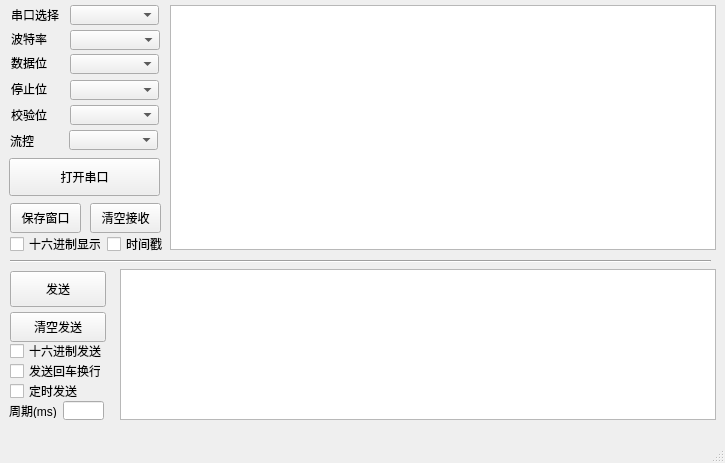
First picture: the form in mainwindow.ui, repository chxj1980/QtSerialPort, before the edit.
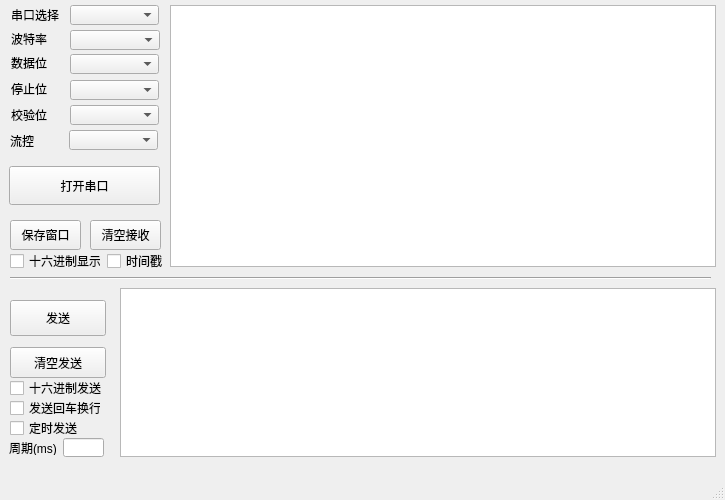
Second picture: the form after the edit.

Commit message: 界面调整。串口提示放置状态栏。

Diff of the .ui file:
```diff
--- a/mainwindow.ui
+++ b/mainwindow.ui
@@ -7,7 +7,7 @@
     <x>0</x>
     <y>0</y>
     <width>725</width>
-    <height>463</height>
+    <height>500</height>
    </rect>
   </property>
   <property name="minimumSize">
@@ -69,9 +69,9 @@
     <property name="geometry">
      <rect>
       <x>9</x>
-      <y>158</y>
+      <y>166</y>
       <width>151</width>
-      <height>38</height>
+      <height>39</height>
      </rect>
     </property>
     <property name="text">
@@ -194,7 +194,7 @@
     <property name="geometry">
      <rect>
       <x>9</x>
-      <y>403</y>
+      <y>440</y>
       <width>48</width>
       <height>15</height>
      </rect>
@@ -210,7 +210,7 @@
     <property name="geometry">
      <rect>
       <x>107</x>
-      <y>236</y>
+      <y>253</y>
       <width>61</width>
       <height>16</height>
      </rect>
@@ -223,7 +223,7 @@
     <property name="geometry">
      <rect>
       <x>63</x>
-      <y>401</y>
+      <y>438</y>
       <width>41</width>
       <height>19</height>
      </rect>
@@ -233,7 +233,7 @@
     <property name="geometry">
      <rect>
       <x>10</x>
-      <y>383</y>
+      <y>420</y>
       <width>81</width>
       <height>16</height>
      </rect>
@@ -249,7 +249,7 @@
     <property name="geometry">
      <rect>
       <x>10</x>
-      <y>236</y>
+      <y>253</y>
       <width>91</width>
       <height>16</height>
      </rect>
@@ -262,7 +262,7 @@
     <property name="geometry">
      <rect>
       <x>10</x>
-      <y>203</y>
+      <y>220</y>
       <width>71</width>
       <height>30</height>
      </rect>
@@ -275,7 +275,7 @@
     <property name="geometry">
      <rect>
       <x>90</x>
-      <y>203</y>
+      <y>220</y>
       <width>71</width>
       <height>30</height>
      </rect>
@@ -288,7 +288,7 @@
     <property name="geometry">
      <rect>
       <x>10</x>
-      <y>271</y>
+      <y>300</y>
       <width>96</width>
       <height>36</height>
      </rect>
@@ -301,9 +301,9 @@
     <property name="geometry">
      <rect>
       <x>10</x>
-      <y>312</y>
+      <y>347</y>
       <width>96</width>
-      <height>30</height>
+      <height>31</height>
      </rect>
     </property>
     <property name="text">
@@ -314,7 +314,7 @@
     <property name="geometry">
      <rect>
       <x>10</x>
-      <y>343</y>
+      <y>380</y>
       <width>101</width>
       <height>16</height>
      </rect>
@@ -327,7 +327,7 @@
     <property name="geometry">
      <rect>
       <x>10</x>
-      <y>363</y>
+      <y>400</y>
       <width>91</width>
       <height>16</height>
      </rect>
@@ -340,9 +340,9 @@
     <property name="geometry">
      <rect>
       <x>120</x>
-      <y>269</y>
+      <y>288</y>
       <width>596</width>
-      <height>151</height>
+      <height>169</height>
      </rect>
     </property>
    </widget>
@@ -350,7 +350,7 @@
     <property name="geometry">
      <rect>
       <x>10</x>
-      <y>253</y>
+      <y>270</y>
       <width>701</width>
       <height>16</height>
      </rect>
@@ -394,7 +394,7 @@
       <x>170</x>
       <y>5</y>
       <width>546</width>
-      <height>245</height>
+      <height>262</height>
      </rect>
     </property>
    </widget>
```
The commit also changes 1 other file.
